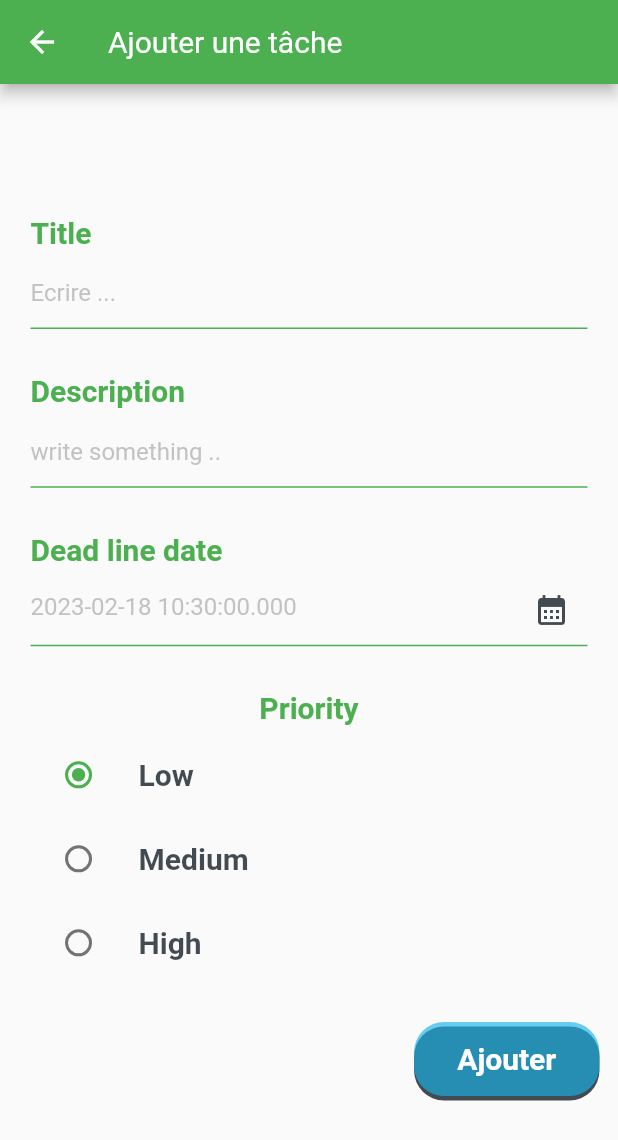
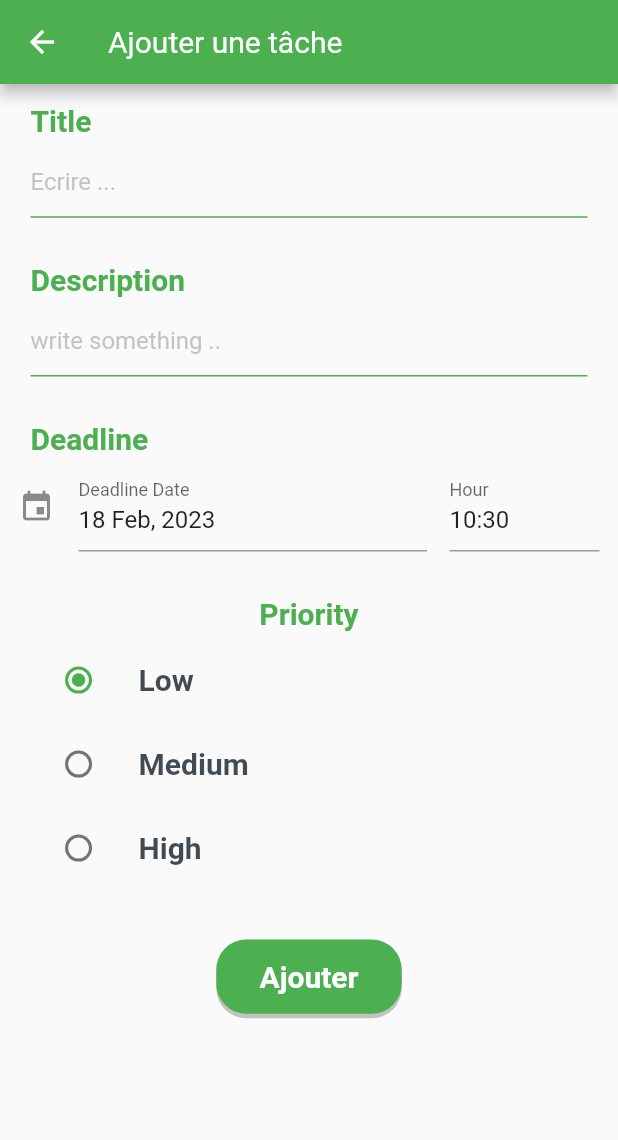
Before and after one commit to FerdinandPyCode/Todo_List_API_SQFLITE, a Flutter app: the CreateStackScreem screen opened directly, after a tap on "Ajouter", on a phone screen of 412 x 824 dp. Shown: the top 1140 px of the screen. Run offline on Flutter 3.47's test engine with Material 2 defaults, Android fonts, the phone set to English and light mode, and no system bars; drawn by our look-alikes of date_time_picker; our stand-ins replace dio, flutter_slidable, fluttertoast, pie_chart, shared_preferences; accounts and stored records are empty.

Commit message:
add todo from postman

```diff
--- a/lib/main.dart
+++ b/lib/main.dart
@@ -12,7 +12,7 @@ void main() async {
   final prefs = await SharedPreferences.getInstance();
 
   String token = prefs.getString(Constant.TOKEN_PREF_KEY) ?? '';
-
+  print(token);
   final firstPage = token == '' ? 'LOGIN' : 'HOME';
 
   runApp(MyApp(firstPage: firstPage));
--- a/lib/screens/add_todo.dart
+++ b/lib/screens/add_todo.dart
@@ -1,3 +1,4 @@
+import 'package:date_time_picker/date_time_picker.dart';
 import 'package:flutter/material.dart';
 
 import '../utils/app_input.dart';
@@ -16,25 +17,32 @@ class CreateStackScreem extends StatefulWidget {
 class _CreateStackScreemState extends State<CreateStackScreem> {
   // variable permettant de stocker l'image de l'utilisateur
 
-  final TextEditingController _tileController = TextEditingController();
-  final TextEditingController _descriptionController = TextEditingController();
-  final TextEditingController _deadLineDateController = TextEditingController();
-  final TextEditingController _niveauController = TextEditingController();
+  TextEditingController tileController = TextEditingController();
+  TextEditingController descriptionController = TextEditingController();
+  TextEditingController beginDateController = TextEditingController();
+  TextEditingController deadLineDateController = TextEditingController();
+  TextEditingController niveauController = TextEditingController();
 
   DateTime? currenteDta = DateTime.now();
-
-  String imageUrl = "";
   bool readOnly = false;
   bool typeDevice = true;
 
   Level _levelTask = Level.Low;
   int level = 1;
+  String beginDate = '';
+  String deadDate = '';
 
-  @override
-  void initState() {}
+  // @override
+  // void initState() {}
 
   @override
   void dispose() {
+    beginDateController.dispose();
+    tileController.dispose();
+    descriptionController.dispose();
+    deadLineDateController.dispose();
+    niveauController.dispose();
+
     super.dispose();
   }
 
@@ -56,7 +64,7 @@ class _CreateStackScreemState extends State<CreateStackScreem> {
           children: [
             Container(
               margin: EdgeInsets.symmetric(
-                  horizontal: width * .03, vertical: height * .1),
+                  horizontal: width * .03, vertical: height * .01),
               child: Column(
                 mainAxisAlignment: MainAxisAlignment.start,
                 crossAxisAlignment: CrossAxisAlignment.start,
@@ -66,7 +74,7 @@ class _CreateStackScreemState extends State<CreateStackScreem> {
                       reeadOnly: false,
                       hasSuffix: false,
                       label: 'Title',
-                      controller: _tileController,
+                      controller: tileController,
                       validator: (value) {
                         return null;
                       }),
@@ -80,7 +88,7 @@ class _CreateStackScreemState extends State<CreateStackScreem> {
                       label: 'Description',
                       reeadOnly: false,
                       hasSuffix: false,
-                      controller: _descriptionController,
+                      controller: descriptionController,
                       validator: (value) {
                         return null;
                       }),
@@ -89,21 +97,57 @@ class _CreateStackScreemState extends State<CreateStackScreem> {
                     height: height * .03,
                   ),
 
-                  //Day of birth
-                  AppInput(
-                      hint: currenteDta.toString(),
-                      label: 'Dead line date',
-                      reeadOnly: true,
-                      hasSuffix: true,
-                      suffixIcon: IconButton(
-                          onPressed: () async {
-                            _showDatePicker();
-                          },
-                          icon: const Icon(Icons.calendar_month)),
-                      controller: _deadLineDateController,
-                      validator: (value) {
-                        return null;
-                      }),
+                  // const Padding(
+                  //     padding: EdgeInsets.only(top: 5.0, bottom: 5, left: 8),
+                  //     child: AppText(
+                  //       "Beginning",
+                  //       color: Colors.green,
+                  //       size: 20.0,
+                  //       weight: FontWeight.bold,
+                  //     )),
+                  // DateTimePicker(
+                  //   //controller: beginDateController,
+                  //   type: DateTimePickerType.dateTimeSeparate,
+                  //   dateMask: 'd MMM, yyyy',
+                  //   initialValue: DateTime.now().toString(),
+                  //   firstDate: DateTime.now(),
+                  //   lastDate: DateTime(2100),
+                  //   icon: const Icon(Icons.event),
+                  //   dateLabelText: 'Date',
+                  //   timeLabelText: "Hour",
+                  //   onChanged: (value) {
+                  //     print(value);
+                  //   },
+                  // ),
+
+                  // SizedBox(
+                  //   height: getSize(context).height * 0.03,
+                  // ),
+
+                  const Padding(
+                      padding: EdgeInsets.only(top: 5.0, left: 8, bottom: 5),
+                      child: AppText(
+                        'Deadline',
+                        color: Colors.green,
+                        size: 20.0,
+                        weight: FontWeight.bold,
+                      )),
+
+                  DateTimePicker(
+                    //controller: deadLineDateController,
+                    type: DateTimePickerType.dateTimeSeparate,
+                    dateMask: 'd MMM, yyyy',
+                    initialValue: DateTime.now().toString(),
+                    firstDate: DateTime(2000),
+                    lastDate: DateTime(2100),
+                    icon: const Icon(Icons.event),
+                    dateLabelText: 'Deadline Date',
+                    timeLabelText: "Hour",
+                    onChanged: (value) {
+                      deadDate = value;
+                      print(value);
+                    },
+                  ),
                   SizedBox(
                     height: height * .03,
                   ),
@@ -182,41 +226,34 @@ class _CreateStackScreemState extends State<CreateStackScreem> {
                   ),
 
                   SizedBox(
-                    height: height * .03,
+                    height: height * .04,
                   ),
                   //Button of option "modify"
                   Align(
-                    alignment: Alignment.bottomRight,
+                    alignment: Alignment.center,
                     child: InkWell(
                       onTap: (() {
                         setState(() {
                           if (level == 0) {
-                            _niveauController.text = 'Low';
+                            niveauController.text = 'low';
                           } else if (level == 1) {
-                            _niveauController.text = 'Medium';
+                            niveauController.text = 'medium';
                           } else {
-                            _niveauController.text = 'High';
+                            niveauController.text = 'high';
                           }
                         });
-
-                        /*ContactDataBase.createPersonne(personne).then((value){
-                      print(personne.tojson(personne));
-                      if(value!=-1){
-                        Navigator.pushNamed(context,"home");
-                      }
-                    });*/
                       }),
                       child: Container(
                         alignment: Alignment.center,
                         width: width * .3,
                         height: height * .06,
                         decoration: BoxDecoration(
-                            color: AppColors.getblueColor,
+                            color: AppColors.getGreenColor,
                             borderRadius: BorderRadius.circular(20.0),
                             boxShadow: [
                               BoxShadow(
                                   offset: const Offset(0, 3),
-                                  color: AppColors.getBlueNightColor)
+                                  color: AppColors.getGreyColor)
                             ]),
                         child: AppText(
                           'Ajouter',
@@ -242,24 +279,4 @@ class _CreateStackScreemState extends State<CreateStackScreem> {
       ),
     );
   }
-
-  Future<void> _showDatePicker() async {
-    /* This fonction display the Date picker and  help to have the Person date
-    setting:No setting for this function
-     */
-
-    DateTime? pickedDate = await showDatePicker(
-        context: context,
-        initialDate: DateTime.now(), //get today's date
-        firstDate: DateTime(
-            2000), //DateTime.now() - not to allow to choose before today.
-        lastDate: DateTime(2101));
-    if (pickedDate != null) {
-      /*setState(() {
-        _deadLineDateController.text = DateFormat('yyyy-MM-dd').format(pickedDate!);
-      });*/
-    } else {
-      _deadLineDateController.text = currenteDta.toString();
-    }
-  }
 }
--- a/lib/utils/colors.dart
+++ b/lib/utils/colors.dart
@@ -1,12 +1,11 @@
 import 'package:flutter/material.dart';
 
-class AppColors{
-  static Color getWhiteColor=Colors.white;
-  static Color getBlackColors=Colors.black;
-  static Color getblueColor=const Color.fromARGB(164, 22, 178, 233);
-  static Color getBlueNightColor=const Color.fromARGB(192, 6, 17, 26);
-  static Color getRedColor= Colors.red;
-  static Color getGreenColor= Colors.green;
-    static Color getGreyColor= Color.fromARGB(155, 158, 158, 158);
-
+class AppColors {
+  static Color getWhiteColor = Colors.white;
+  static Color getBlackColors = Colors.black;
+  static Color getblueColor = const Color.fromARGB(164, 22, 178, 233);
+  static Color getBlueNightColor = const Color.fromARGB(192, 6, 17, 26);
+  static Color getRedColor = Colors.red;
+  static Color getGreenColor = Colors.green;
+  static Color getGreyColor = const Color.fromARGB(155, 158, 158, 158);
 }
--- a/pubspec.yaml
+++ b/pubspec.yaml
@@ -43,6 +43,7 @@ dependencies:
   flutter_slidable: ^2.0.0
   date_time_picker: ^2.1.0
   pie_chart: 5.3.2
+  flutter_datetime_picker: ^1.5.1
 
 dev_dependencies:
   flutter_test:
```
Also changed, not shown: lib/data/models/todo.dart (+29 -84 lines), lib/data/models/user.dart (+10 -6 lines), lib/data/services/todo_service.dart (+14 -4 lines), pubspec.lock.
